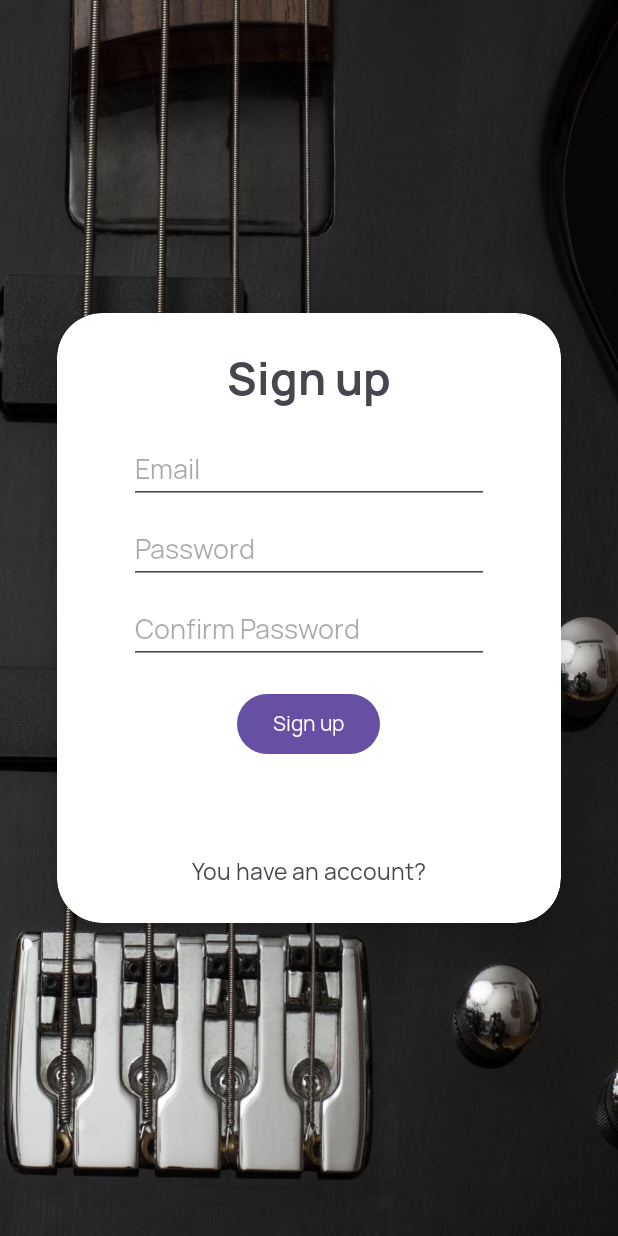
After one commit to KareemElnagar/Flute, an Android app: the fragment SignupFragment placed in its activity, on a phone screen of 412 x 824 dp. The commit adds this screen. Run offline under Robolectric (Android 15) with nearby library versions, the phone set to English and light mode, and no system bars; our stand-ins replace Firebase (no records; nobody signed in at launch, a user with empty details on screens opened directly); 3 statements that could not run were skipped.

Commit message:
login update

```diff
--- a/app/src/main/java/com/kareem/flute/MainActivity.kt
+++ b/app/src/main/java/com/kareem/flute/MainActivity.kt
@@ -7,7 +7,6 @@ import androidx.core.view.ViewCompat
 import androidx.core.view.WindowInsetsCompat
 import androidx.fragment.app.Fragment
 import com.kareem.flute.databinding.ActivityMainBinding
-import com.kareem.flute.ui.MainFragment
 import com.kareem.flute.ui.login.LoginFragment
 
 class MainActivity : AppCompatActivity() {
--- /dev/null
+++ b/app/src/main/java/com/kareem/flute/ui/login/SignupFragment.kt
@@ -0,0 +1,134 @@
+package com.kareem.flute.ui.login
+
+
+import androidx.annotation.StringRes
+import androidx.fragment.app.Fragment
+import android.os.Bundle
+
+import android.util.Patterns
+import android.view.LayoutInflater
+import android.view.View
+import android.view.ViewGroup
+import android.widget.Toast
+import com.google.firebase.auth.FirebaseAuth
+import com.kareem.flute.R
+import com.kareem.flute.databinding.FragmentSignupBinding
+import com.kareem.flute.ui.MainFragment
+
+class SignupFragment : Fragment() {
+
+    private lateinit var auth: FirebaseAuth
+
+    private var _binding: FragmentSignupBinding? = null
+    private val binding get() = _binding!!
+
+
+    override fun onCreateView(
+        inflater: LayoutInflater,
+        container: ViewGroup?,
+        savedInstanceState: Bundle?
+    ): View? {
+
+        _binding = FragmentSignupBinding.inflate(inflater, container, false)
+        auth = FirebaseAuth.getInstance()
+
+        return binding.root
+
+    }
+
+    override fun onViewCreated(view: View, savedInstanceState: Bundle?) {
+        super.onViewCreated(view, savedInstanceState)
+
+        _binding = FragmentSignupBinding.bind(view)
+
+
+
+        // check information
+        binding.SignUpBtn.setOnClickListener {
+            val email = binding.username.text.toString().trim()
+            val password = binding.password.text.toString()
+            val confirmPassword = binding.confirmPassword.text.toString()
+
+            if (!Patterns.EMAIL_ADDRESS.matcher(email).matches()) {
+                binding.username.error = "Invalid Email"
+                return@setOnClickListener
+            }
+            if (password != confirmPassword) {
+                binding.password.error = "Passwords do not match"
+                return@setOnClickListener
+            }
+            if (password.length < 6) {
+                binding.password.error = "Password must be at least 6 characters"
+                return@setOnClickListener
+            }
+
+            createAccountWithFirebase(email, password)
+
+        }
+        binding.login.setOnClickListener {
+            replaceFragment(LoginFragment(),false)
+        }
+
+    }
+
+
+    private fun createAccountWithFirebase(email: String, password: String) {
+        setInProgress(true)
+        FirebaseAuth
+            .getInstance()
+            .createUserWithEmailAndPassword(email, password).addOnSuccessListener {
+                Toast.makeText(context, "Account Created Successfully", Toast.LENGTH_SHORT).show()
+                setInProgress(false)
+                replaceFragment(MainFragment(),true)
+            }.addOnFailureListener {
+                Toast.makeText(context, "Error Occurred ! ${it.message}", Toast.LENGTH_SHORT).show()
+
+            }
+
+    }
+
+    private fun setInProgress(inProgress: Boolean) {
+        if (inProgress) {
+            binding.SignUpBtn.visibility = View.GONE
+            binding.loading.visibility = View.VISIBLE
+        } else {
+            binding.SignUpBtn.visibility = View.VISIBLE
+            binding.loading.visibility = View.GONE
+
+        }
+    }
+
+    private fun loginUser(email: String, password: String) {
+        auth.signInWithEmailAndPassword(email, password)
+            .addOnCompleteListener(requireActivity()) { task ->
+                if (task.isSuccessful) {
+                    // Sign in success, update UI with the signed-in user's information
+                    val user = auth.currentUser
+                    Toast.makeText(context, "Authentication Successful.", Toast.LENGTH_SHORT).show()
+                    // Navigate to the main activity or dashboard
+                } else {
+                    // If sign in fails, display a message to the user.
+                    Toast.makeText(context, "Authentication Failed.", Toast.LENGTH_SHORT).show()
+                }
+            }
+    }
+
+    private fun replaceFragment(fragment: Fragment,popStack:Boolean) {
+
+        val transaction = requireActivity().supportFragmentManager.beginTransaction()
+        transaction.replace(R.id.frame_layout, fragment)
+        if (popStack){
+            requireActivity().supportFragmentManager.popBackStack()
+        }
+        else{
+            transaction.addToBackStack(null)
+        }
+
+        transaction.commit()
+    }
+
+    override fun onDestroyView() {
+        super.onDestroyView()
+        _binding = null
+    }
+}
--- a/app/src/main/res/layout/fragment_main.xml
+++ b/app/src/main/res/layout/fragment_main.xml
@@ -30,6 +30,7 @@
             android:textSize="24sp" />
 
         <ImageView
+            android:id="@+id/menu"
             android:layout_width="32dp"
             android:layout_height="32dp"
             android:layout_alignParentEnd="true"
--- /dev/null
+++ b/app/src/main/res/layout/fragment_signup.xml
@@ -0,0 +1,134 @@
+<?xml version="1.0" encoding="utf-8"?>
+<LinearLayout xmlns:android="http://schemas.android.com/apk/res/android"
+    xmlns:app="http://schemas.android.com/apk/res-auto"
+    xmlns:tools="http://schemas.android.com/tools"
+    android:id="@+id/container"
+    android:layout_width="match_parent"
+    android:layout_height="match_parent"
+    android:background="@drawable/loginguitar"
+    android:paddingLeft="@dimen/fragment_horizontal_margin"
+    android:paddingTop="@dimen/fragment_vertical_margin"
+    android:paddingRight="@dimen/fragment_horizontal_margin"
+    android:paddingBottom="@dimen/fragment_vertical_margin"
+    tools:context=".ui.login.SignupFragment">
+
+    <androidx.cardview.widget.CardView
+        android:layout_width="match_parent"
+        android:layout_height="wrap_content"
+        android:layout_gravity="center"
+        android:layout_margin="30dp"
+        app:cardCornerRadius="30dp"
+        app:cardElevation="20dp"
+
+        >
+
+        <LinearLayout
+            android:layout_width="match_parent"
+            android:layout_height="wrap_content"
+            android:layout_gravity="center_horizontal"
+            android:orientation="vertical"
+            android:padding="24dp">
+
+            <TextView
+                android:layout_width="wrap_content"
+                android:layout_height="wrap_content"
+                android:layout_gravity="center"
+                android:fontFamily="@font/manrope_bold"
+                android:text="Sign up"
+                android:textSize="30sp" />
+
+            <EditText
+                android:id="@+id/username"
+                android:layout_width="match_parent"
+                android:layout_height="wrap_content"
+                android:layout_marginStart="24dp"
+                android:layout_marginTop="18dp"
+                android:layout_marginEnd="24dp"
+                android:fontFamily="@font/manrope_regular"
+                android:hint="@string/prompt_email"
+                android:inputType="textEmailAddress"
+                android:selectAllOnFocus="true"
+                app:layout_constraintEnd_toEndOf="parent"
+                app:layout_constraintStart_toStartOf="parent"
+                app:layout_constraintTop_toTopOf="parent" />
+
+            <EditText
+                android:id="@+id/password"
+                android:layout_width="match_parent"
+                android:layout_height="wrap_content"
+                android:layout_marginStart="24dp"
+                android:layout_marginTop="8dp"
+                android:layout_marginEnd="24dp"
+                android:fontFamily="@font/manrope_regular"
+                android:hint="@string/prompt_password"
+                android:imeOptions="actionNext"
+                android:inputType="textPassword"
+                android:selectAllOnFocus="true"
+                app:layout_constraintEnd_toEndOf="parent"
+                app:layout_constraintStart_toStartOf="parent"
+                app:layout_constraintTop_toBottomOf="@+id/username" />
+
+            <EditText
+                android:id="@+id/confirm_password"
+                android:layout_width="match_parent"
+                android:layout_height="wrap_content"
+                android:layout_marginStart="24dp"
+                android:layout_marginTop="8dp"
+                android:layout_marginEnd="24dp"
+                android:fontFamily="@font/manrope_regular"
+                android:hint="@string/confirm_password"
+                android:imeActionLabel="@string/action_sign_in_short"
+                android:imeOptions="actionDone"
+                android:inputType="textPassword"
+                android:selectAllOnFocus="true"
+                app:layout_constraintEnd_toEndOf="parent"
+                app:layout_constraintStart_toStartOf="parent"
+                app:layout_constraintTop_toBottomOf="@+id/username" />
+
+
+            <Button
+                android:id="@+id/Sign_up_btn"
+                android:layout_width="wrap_content"
+                android:layout_height="wrap_content"
+                android:layout_gravity="center"
+                android:layout_marginStart="48dp"
+                android:layout_marginTop="16dp"
+                android:layout_marginEnd="48dp"
+                android:layout_marginBottom="64dp"
+                android:fontFamily="@font/manrope_regular"
+                android:text="@string/sign_up"
+                app:layout_constraintBottom_toBottomOf="parent"
+                app:layout_constraintEnd_toEndOf="parent"
+                app:layout_constraintStart_toStartOf="parent"
+                app:layout_constraintTop_toBottomOf="@+id/confirm_password"
+                app:layout_constraintVertical_bias="0.2" />
+
+            <ProgressBar
+                android:id="@+id/loading"
+                android:layout_width="wrap_content"
+                android:layout_height="wrap_content"
+                android:layout_gravity="center"
+                android:layout_marginStart="32dp"
+                android:layout_marginTop="16dp"
+                android:layout_marginEnd="32dp"
+                android:visibility="gone"
+                app:layout_constraintBottom_toBottomOf="parent"
+                app:layout_constraintEnd_toEndOf="@+id/password"
+                app:layout_constraintStart_toStartOf="@+id/password"
+                app:layout_constraintTop_toTopOf="parent"
+                app:layout_constraintVertical_bias="0.3" />
+
+            <TextView
+                android:id="@+id/login"
+                android:layout_width="wrap_content"
+                android:layout_height="wrap_content"
+                android:layout_gravity="center"
+                android:fontFamily="@font/manrope_regular"
+                android:text="@string/you_have_an_account"
+                android:textSize="15sp" />
+
+        </LinearLayout>
+    </androidx.cardview.widget.CardView>
+
+
+</LinearLayout>
--- a/app/src/main/res/values/strings.xml
+++ b/app/src/main/res/values/strings.xml
@@ -14,4 +14,8 @@
     <string name="invalid_password">Password must be >5 characters</string>
     <string name="login_failed">"Login failed"</string>
     <string name="login">Login</string>
+    <string name="confirm_password">Confirm Password</string>
+    <string name="you_have_an_account">You have an account?</string>
+    <string name="sign_up">Sign up</string>
+    <string name="don_t_have_an_account">Don\'t have an account?</string>
 </resources>
```
Also changed, not shown: app/src/main/java/com/kareem/flute/ui/MainFragment.kt (+47 -1 lines), app/src/main/java/com/kareem/flute/ui/login/LoginFragment.kt (added, +111 -0 lines), app/src/main/res/menu/option_menu.xml (added, +7 -0 lines), app/src/main/res/drawable/loginbkg.png (deleted), app/src/main/res/drawable/loginguitar.jpg (added), app/src/main/res/drawable/logo.png (deleted).
